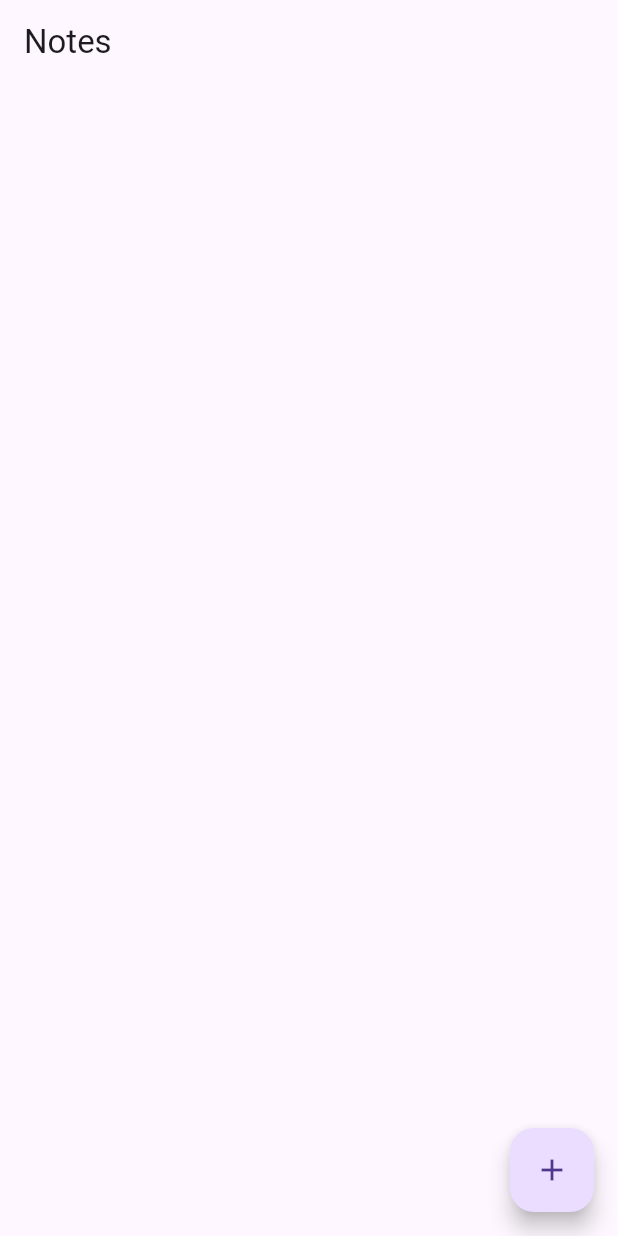
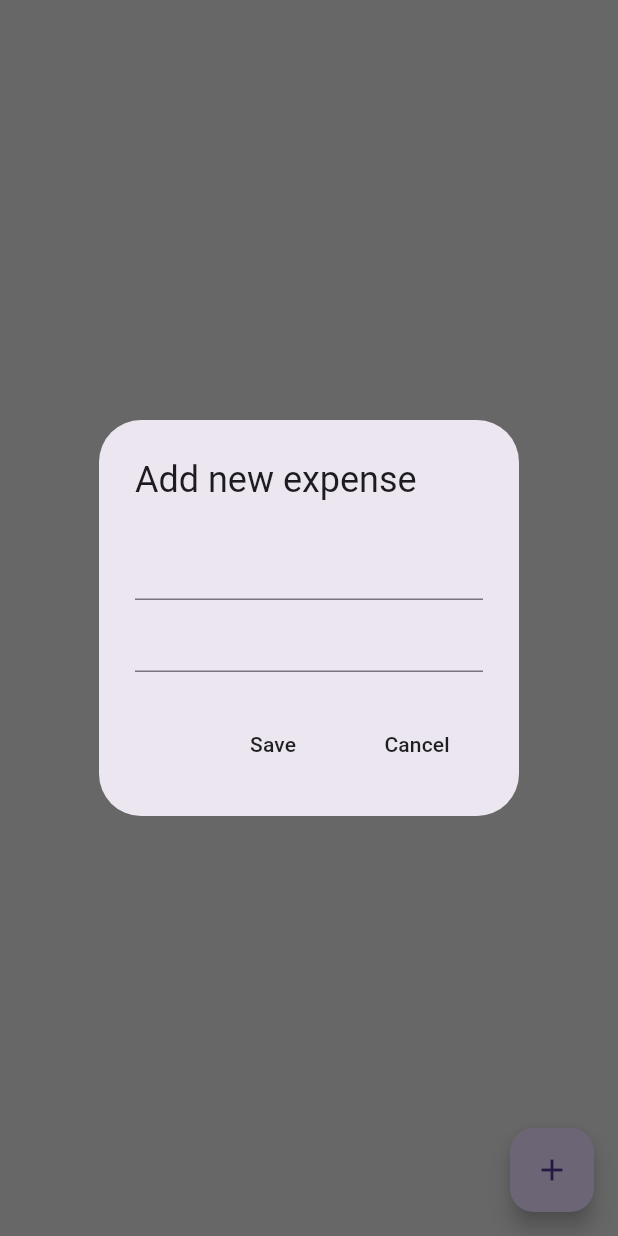
Before and after one commit to ZheanRo/budgetly, a Flutter app: the screen it shows after launch, after a tap on the "add" icon, on a phone screen of 412 x 824 dp. Run offline on Flutter 3.47's test engine with Material 3 defaults, Android fonts, the phone set to English and light mode, and no system bars; our stand-ins replace cloud_firestore, firebase_core; accounts and stored records are empty.

Commit message:
defined expenses and allowed creation of expenses with working GUI

```diff
--- /dev/null
+++ b/lib/data/expense_data.dart
@@ -0,0 +1,105 @@
+import 'package:budgetly/datetime/date_time_helper.dart';
+import 'package:budgetly/models/expense_item.dart';
+import 'package:flutter/material.dart';
+
+class ExpenseData extends ChangeNotifier {
+// list of ALL expenses
+  List<ExpenseItem> overallExpenseList = [];
+
+// get expense list
+  List<ExpenseItem> getAllExpenseList() {
+    return overallExpenseList;
+  }
+
+// add new expense
+  void addNewExpense(ExpenseItem newExpense) {
+    overallExpenseList.add(newExpense);
+
+    notifyListeners();
+  }
+
+// delete expense
+  void deleteExpense(ExpenseItem expense) {
+    overallExpenseList.remove(expense);
+
+    notifyListeners();
+  }
+
+// get day of the week from a dateTime object
+  String getDayName(DateTime dateTime) {
+    switch (dateTime.weekday) {
+      case 1:
+        return 'Mon';
+      case 2:
+        return 'Tue';
+      case 3:
+        return 'Wed';
+      case 4:
+        return 'Thur';
+      case 5:
+        return 'Fri';
+      case 6:
+        return 'Sat';
+      case 7:
+        return 'Sun';
+      default:
+        return '';
+    }
+  }
+
+// get the date for the start of the week (Monday)
+  DateTime startOfWeekDate() {
+    DateTime? startOfWeek;
+
+    // get todays date
+    DateTime today = DateTime.now();
+    for (int i = 0; i < 7; i++) {
+      if (getDayName(today.subtract(Duration(days: i))) == 'Mon') {
+        startOfWeek = today.subtract(Duration(days: i));
+      }
+    }
+
+    return startOfWeek!;
+  }
+
+/*
+
+convert overall list of expenses into a daily expense summary
+
+e.g. overallExpsenseList =
+
+[
+[food, 2025 / 01 / 30 , $10 ],
+[hat, 2025 / 01 / 30, $15 ],
+[
+
+
+Daily expense summary = [
+
+ [2025/01/30: $25 ],
+ [2025/01/31: $1],
+
+
+]
+
+*/
+  Map<String, double> calculateDailyExpenseSummary() {
+    Map<String, double> dailyExpenseSummary = {
+      // date (yyyymmdd) : amountTotalForDay
+    };
+
+    for (var expense in overallExpenseList) {
+      String date = convertDateTimeToString(expense.dateTime);
+      double amount = double.parse(expense.amount);
+
+      if (dailyExpenseSummary.containsKey(date)) {
+        double currentAmount = dailyExpenseSummary[date]!;
+        currentAmount += amount;
+        dailyExpenseSummary[date] = currentAmount;
+      } else {
+        dailyExpenseSummary.addAll({date: amount});
+      }
+    }
+    return dailyExpenseSummary;
+  }
+}
--- a/lib/main.dart
+++ b/lib/main.dart
@@ -1,7 +1,9 @@
+import 'package:budgetly/data/expense_data.dart';
 import 'package:budgetly/pages/home_page.dart';
 import 'package:flutter/material.dart';
 import 'package:firebase_core/firebase_core.dart';
 import 'firebase_options.dart';
+import 'package:provider/provider.dart';
 
 void main() async {
   WidgetsFlutterBinding.ensureInitialized();
@@ -14,9 +16,12 @@ class MyApp extends StatelessWidget {
 
   @override
   Widget build(BuildContext context) {
-    return const MaterialApp(
-      debugShowCheckedModeBanner: false,
-      home: HomePage(),
+    return ChangeNotifierProvider(
+      create: (context) => ExpenseData(),
+      builder: (context, child) => const MaterialApp(
+        debugShowCheckedModeBanner: false,
+        home: HomePage(),
+      ),
     );
   }
 }
--- /dev/null
+++ b/lib/models/expense_item.dart
@@ -0,0 +1,11 @@
+class ExpenseItem {
+  final String name;
+  final String amount;
+  final DateTime dateTime;
+
+  ExpenseItem({
+    required this.name,
+    required this.amount,
+    required this.dateTime,
+  });
+}
--- a/lib/pages/home_page.dart
+++ b/lib/pages/home_page.dart
@@ -1,14 +1,94 @@
+import 'package:budgetly/components/expense_tile.dart';
+import 'package:budgetly/data/expense_data.dart';
+import 'package:budgetly/models/expense_item.dart';
 import 'package:flutter/material.dart';
+import 'package:provider/provider.dart';
 
-class HomePage extends StatelessWidget {
+class HomePage extends StatefulWidget {
   const HomePage({super.key});
 
   @override
+  State<HomePage> createState() => _HomePageState();
+}
+
+class _HomePageState extends State<HomePage> {
+//text controllers
+  final newExpenseNameController = TextEditingController();
+  final newExpenseAmountController = TextEditingController();
+
+// add new expense
+  void addNewExpense() {
+    showDialog(
+      context: context,
+      builder: (context) => AlertDialog(
+        title: Text('Add new expense'),
+        content: Column(
+          mainAxisSize: MainAxisSize.min,
+          children: [
+            // expense name
+            TextField(controller: newExpenseNameController),
+
+            // expense amount
+            TextField(controller: newExpenseAmountController),
+          ],
+        ),
+        actions: [
+          // save button
+          MaterialButton(
+            onPressed: save,
+            child: Text('Save'),
+          ),
+
+          // cancel button
+
+          MaterialButton(onPressed: cancel, child: Text('Cancel'))
+        ],
+      ),
+    );
+  }
+
+// save
+  void save() {
+    //create exepnse item
+    ExpenseItem newExpense = ExpenseItem(
+      name: newExpenseNameController.text,
+      amount: newExpenseAmountController.text,
+      dateTime: DateTime.now(),
+    );
+    // add the new expense
+    Provider.of<ExpenseData>(context, listen: false).addNewExpense(newExpense);
+
+    Navigator.pop(context);
+    clear();
+  }
+
+// cancel
+  void cancel() {
+    Navigator.pop(context);
+    clear();
+  }
+
+// clear controllers
+  void clear() {
+    newExpenseAmountController.clear();
+    newExpenseNameController.clear();
+  }
+
+  @override
   Widget build(BuildContext context) {
-    return Scaffold(
-      appBar: AppBar(title: Text("Notes")),
-      floatingActionButton:
-          FloatingActionButton(onPressed: () {}, child: Icon(Icons.add)),
+    return Consumer<ExpenseData>(
+      builder: (context, value, child) => Scaffold(
+          backgroundColor: Colors.grey[300],
+          floatingActionButton: FloatingActionButton(
+            onPressed: addNewExpense,
+            child: Icon(Icons.add),
+          ),
+          body: ListView.builder(
+              itemCount: value.getAllExpenseList().length,
+              itemBuilder: (context, index) => ExpenseTile(
+                  name: value.getAllExpenseList()[index].name,
+                  amount: value.getAllExpenseList()[index].amount,
+                  dateTime: value.getAllExpenseList()[index].dateTime))),
     );
   }
 }
--- a/lib/services/firestore.dart
+++ b/lib/services/firestore.dart
@@ -0,0 +1,17 @@
+import 'package:cloud_firestore/cloud_firestore.dart';
+
+class FirestoreService {
+  // get collection of expenses from database
+  final CollectionReference expenses =
+      FirebaseFirestore.instance.collection('expenses');
+
+  // CREATE: add a new expense
+  Future<void> addExpense(String expense) {
+    return expenses.add({'expense': expense, 'timestamp': Timestamp.now()});
+  }
+  // READ: get notes from database
+
+  // Update: Update expensives given a expense id
+
+  // Delete: delete spense given a expense id
+}
--- a/pubspec.yaml
+++ b/pubspec.yaml
@@ -36,6 +36,7 @@ dependencies:
   # Use with the CupertinoIcons class for iOS style icons.
   cupertino_icons: ^1.0.8
   cloud_firestore: ^4.17.5
+  provider: ^6.1.5
 
 dev_dependencies:
   flutter_test:
```
Also changed, not shown: lib/components/expense_tile.dart (added, +26 -0 lines), lib/datetime/date_time_helper.dart (added, +22 -0 lines), pubspec.lock.
